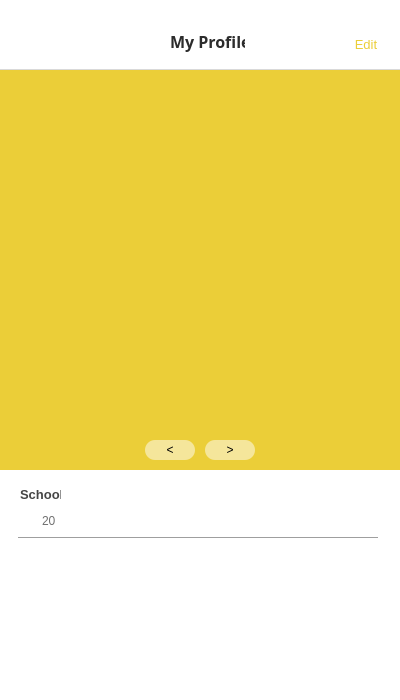
Old version of the form frontend/assets/daisydate.ui in the repository pcr9x/daisydate.
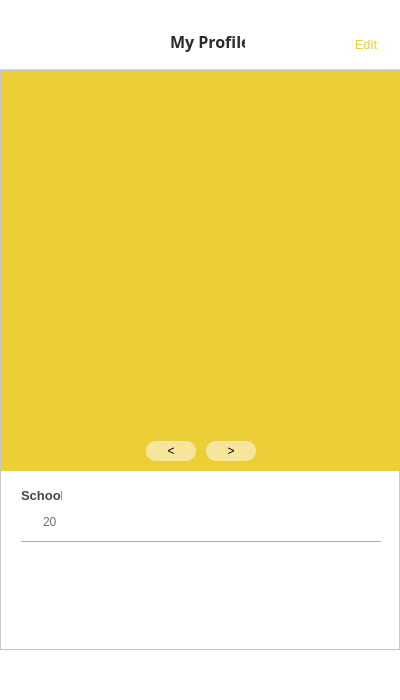
New version of the form. The open tabs and pages were chosen to show the change. Icons and pictures are not drawn.

Commit message: frontend: connect button

What changed in the file:
```diff
--- a/frontend/assets/daisydate.ui
+++ b/frontend/assets/daisydate.ui
@@ -2679,62 +2679,35 @@
        </property>
       </widget>
      </widget>
-     <widget class="QLabel" name="user_image_2">
+     <widget class="QScrollArea" name="scrollArea_4">
       <property name="geometry">
        <rect>
         <x>0</x>
         <y>70</y>
         <width>400</width>
-        <height>400</height>
+        <height>580</height>
        </rect>
       </property>
       <property name="styleSheet">
-       <string notr="true">background-color: #EBCE38</string>
+       <string notr="true">background-color: #ffffff</string>
       </property>
-      <property name="text">
-       <string/>
+      <property name="widgetResizable">
+       <bool>true</bool>
       </property>
-     </widget>
-     <widget class="QFrame" name="hr1_3">
+      <widget class="QWidget" name="scrollAreaWidgetContents_4">
       <property name="geometry">
        <rect>
-        <x>18</x>
-        <y>527</y>
-        <width>361</width>
-        <height>20</height>
-       </rect>
-      </property>
-      <property name="styleSheet">
-       <string notr="true">color: #d9d9d9</string>
-      </property>
-      <property name="frameShape">
-       <enum>QFrame::HLine</enum>
-      </property>
-      <property name="frameShadow">
-       <enum>QFrame::Raised</enum>
-      </property>
-     </widget>
-     <widget class="QLabel" name="icon_myCake">
-      <property name="geometry">
-       <rect>
-        <x>20</x>
-        <y>510</y>
-        <width>14</width>
-        <height>17</height>
-       </rect>
-      </property>
-      <property name="text">
-       <string/>
-      </property>
-      <property name="pixmap">
-       <pixmap resource="resources.qrc">:/icons/icons/cake.png</pixmap>
-      </property>
-     </widget>
+         <x>0</x>
+         <y>0</y>
+         <width>398</width>
+         <height>578</height>
+        </rect>
+       </property>
      <widget class="QLabel" name="label_mySchool">
       <property name="geometry">
        <rect>
         <x>20</x>
-        <y>485</y>
+          <y>415</y>
         <width>41</width>
         <height>18</height>
        </rect>
@@ -2752,11 +2725,43 @@
        <string>School</string>
       </property>
      </widget>
+       <widget class="QLabel" name="userImage">
+        <property name="geometry">
+         <rect>
+          <x>0</x>
+          <y>0</y>
+          <width>400</width>
+          <height>400</height>
+         </rect>
+        </property>
+        <property name="styleSheet">
+         <string notr="true">background-color: #EBCE38</string>
+        </property>
+        <property name="text">
+         <string/>
+        </property>
+       </widget>
+       <widget class="QPushButton" name="btnBkPhoto">
+        <property name="geometry">
+         <rect>
+          <x>145</x>
+          <y>370</y>
+          <width>50</width>
+          <height>20</height>
+         </rect>
+        </property>
+        <property name="styleSheet">
+         <string notr="true">background-color: rgba(255, 255, 255, 0.5);</string>
+        </property>
+        <property name="text">
+         <string>&lt;</string>
+        </property>
+       </widget>
      <widget class="QLabel" name="label_myAge">
       <property name="geometry">
        <rect>
         <x>42</x>
-        <y>513</y>
+          <y>443</y>
         <width>13</width>
         <height>16</height>
        </rect>
@@ -2768,27 +2773,46 @@
        <string>20</string>
       </property>
      </widget>
-     <widget class="QPushButton" name="pushButton_4">
+       <widget class="QLabel" name="icon_myCake">
       <property name="geometry">
        <rect>
-        <x>145</x>
+          <x>20</x>
         <y>440</y>
-        <width>50</width>
+          <width>14</width>
+          <height>17</height>
+         </rect>
+        </property>
+        <property name="text">
+         <string/>
+        </property>
+        <property name="pixmap">
+         <pixmap resource="resources.qrc">:/icons/icons/cake.png</pixmap>
+        </property>
+       </widget>
+       <widget class="QFrame" name="hr1_3">
+        <property name="geometry">
+         <rect>
+          <x>20</x>
+          <y>460</y>
+          <width>361</width>
         <height>20</height>
        </rect>
       </property>
       <property name="styleSheet">
-       <string notr="true">background-color: rgba(255, 255, 255, 0.5);</string>
-      </property>
-      <property name="text">
-       <string>&lt;</string>
-      </property>
-     </widget>
-     <widget class="QPushButton" name="pushButton_5">
+         <string notr="true">color: #d9d9d9</string>
+        </property>
+        <property name="frameShape">
+         <enum>QFrame::HLine</enum>
+        </property>
+        <property name="frameShadow">
+         <enum>QFrame::Raised</enum>
+        </property>
+       </widget>
+       <widget class="QPushButton" name="btnFwPhoto">
       <property name="geometry">
        <rect>
         <x>205</x>
-        <y>440</y>
+          <y>370</y>
         <width>50</width>
         <height>20</height>
        </rect>
@@ -2799,6 +2823,8 @@
       <property name="text">
        <string>&gt;</string>
       </property>
+       </widget>
+      </widget>
      </widget>
     </widget>
     <widget class="QWidget" name="page_3">
```
Left out of the diff: 190 changed lines with no effect on the pictures. Lines whose indentation alone changed are shown as unchanged. The commit also changes 4 other files.
